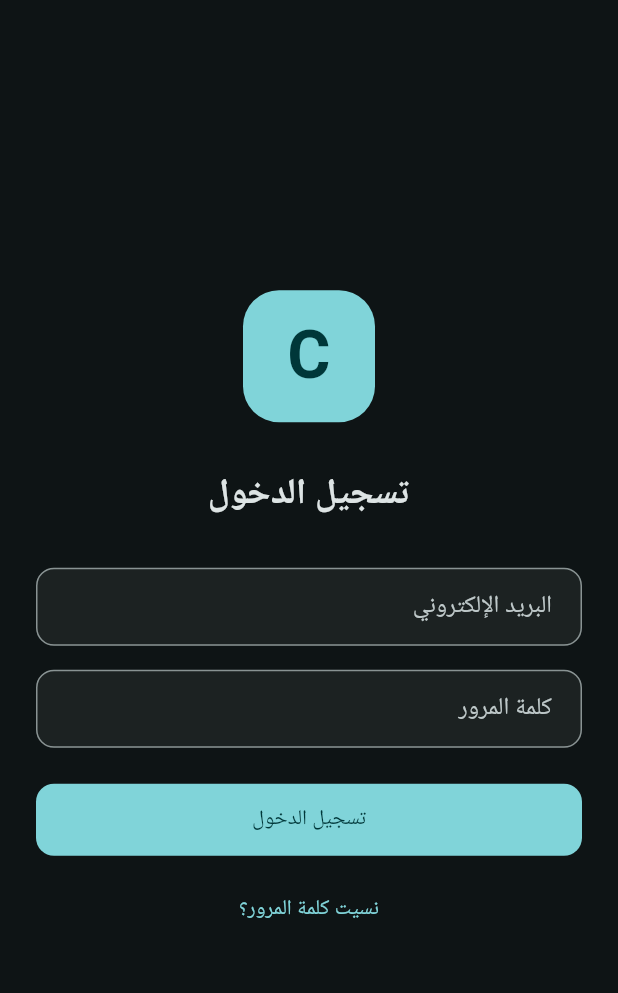
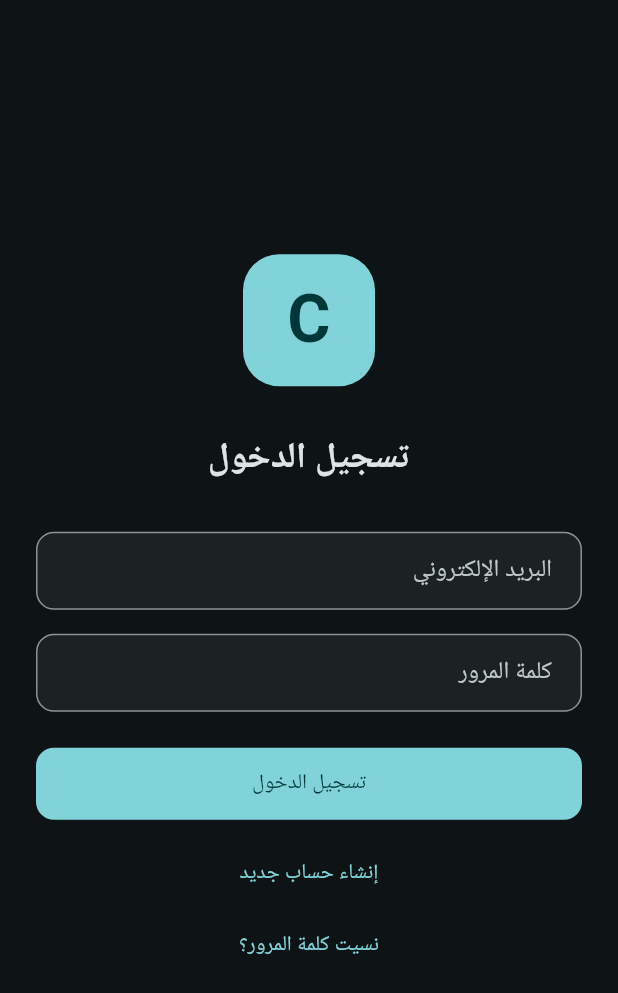
Before and after one commit to kosairouabhi19-pixel/compflow-test, a Flutter app: the screen it shows after launch, on a phone screen of 412 x 824 dp. Shown: the top 993 px of the screen. Run offline on Flutter 3.47's test engine with Material 3 defaults, Android fonts, the phone set to English and light mode, and no system bars; our stand-ins replace cloud_firestore, connectivity_plus, drift, equatable, firebase_auth, firebase_core and 3 more; accounts and stored records are empty; generated files the repository leaves out were written again.

Commit message:
Add registration link to login page

```diff
--- a/lib/features/auth/pages/login_page.dart
+++ b/lib/features/auth/pages/login_page.dart
@@ -1,5 +1,6 @@
 import 'package:flutter/material.dart';
 import 'package:flutter_riverpod/flutter_riverpod.dart';
+import 'package:go_router/go_router.dart';
 
 import '../../../l10n/app_localizations.dart';
 
@@ -8,7 +9,6 @@ import '../providers/auth_state.dart';
 import '../widgets/auth_error_text.dart';
 import '../widgets/auth_submit_button.dart';
 import '../widgets/auth_text_field.dart';
-import 'package:go_router/go_router.dart';
 
 class LoginPage extends ConsumerStatefulWidget {
   const LoginPage({super.key});
@@ -123,6 +123,12 @@ class _LoginPageState extends ConsumerState<LoginPage> {
                     const SizedBox(height: 12),
                     TextButton(
                       onPressed: () {
+                        context.go('/register');
+                      },
+                      child: const Text('إنشاء حساب جديد'),
+                    ),
+                    TextButton(
+                      onPressed: () {
                         context.go('/forgot-password');
                       },
                       child: Text(l10n.authForgotPassword),
```
